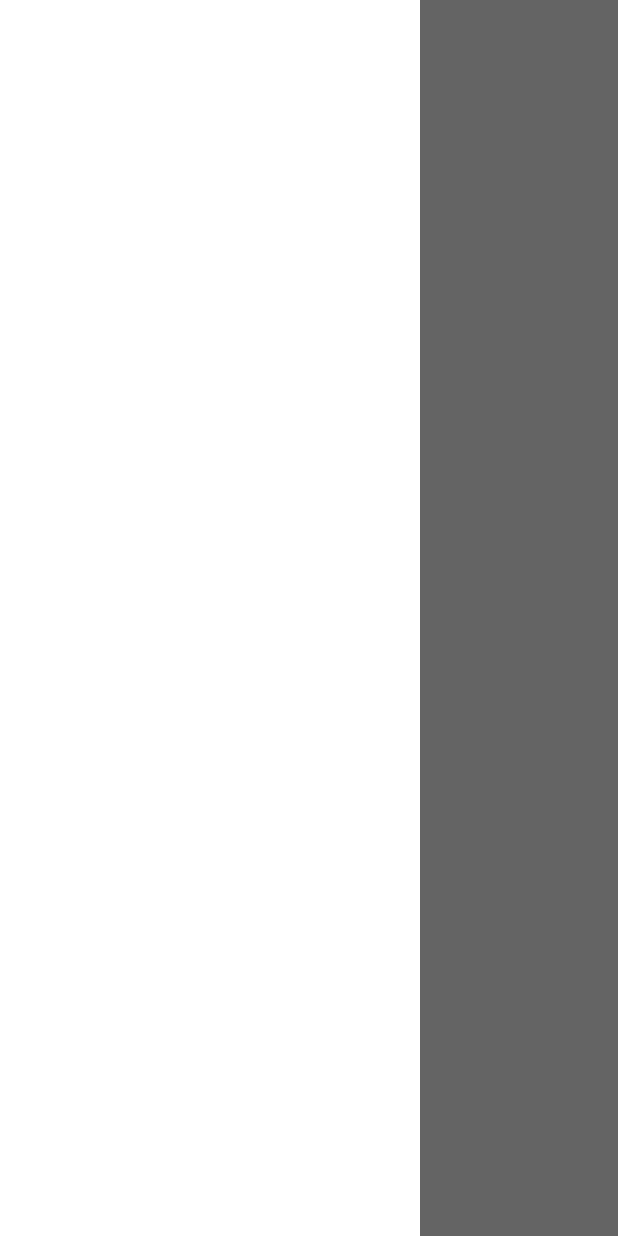
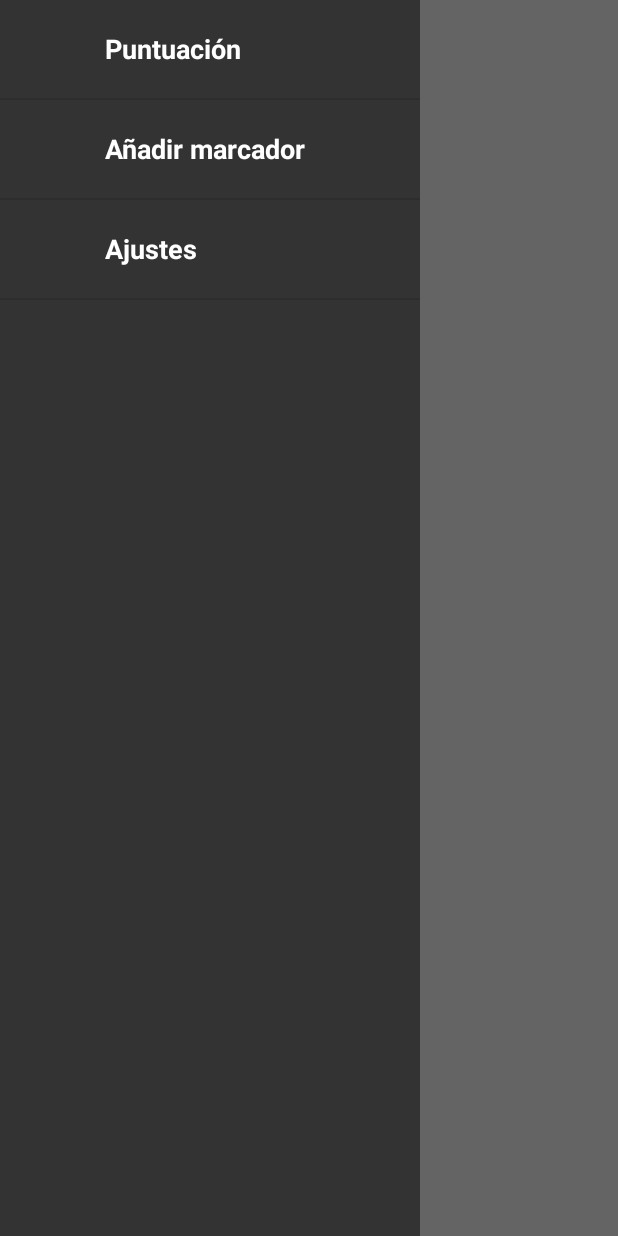
Before and after one commit to aitor422/arquitecturadelsoftware, an Android app: the screen it shows after launch (MainActivity), with the side drawer open, on a phone screen of 412 x 824 dp. Run offline under Robolectric (Android 15) with nearby library versions, the light colour scheme and no system bars; plain views replace MapView; 5 statements that could not run were skipped.

Commit message:
Lista actividades funcionando

```diff
--- a/CulturApp/app/build.gradle
+++ b/CulturApp/app/build.gradle
@@ -19,12 +19,6 @@ android {
     }
 }
 
-dependencies {
-    compile files('libs/bolts-tasks-1.4.0.jar')
-    compile files('libs/parse-android-1.13.0.jar')
-    compile files('libs/parse-androidUI-Widget.jar')
-}
-
 repositories {
     mavenCentral()
 }
--- a/CulturApp/app/src/main/java/com/micompany/culturapp/MainActivity.java
+++ b/CulturApp/app/src/main/java/com/micompany/culturapp/MainActivity.java
@@ -1,11 +1,26 @@
 package com.micompany.culturapp;
 
 
+        import android.content.Context;
+        import android.content.Intent;
         import android.location.Location;
         import android.location.LocationListener;
         import android.location.LocationManager;
+        import android.support.v4.widget.DrawerLayout;
+        import android.support.v7.app.ActionBarDrawerToggle;
+        import android.view.LayoutInflater;
+        import android.view.ViewGroup;
+        import android.widget.AdapterView;
+        import android.widget.ImageView;
+        import android.widget.ListView;
+        import android.widget.RelativeLayout;
+        import android.widget.TextView;
+        import android.view.View;
         import android.support.v7.app.AppCompatActivity;
         import android.os.Bundle;
+        import android.widget.BaseAdapter;
+
+
 
         import com.mapbox.mapboxsdk.MapboxAccountManager;
         import com.mapbox.mapboxsdk.camera.CameraUpdateFactory;
@@ -14,10 +29,37 @@ package com.micompany.culturapp;
         import com.mapbox.mapboxsdk.maps.MapboxMap;
         import com.mapbox.mapboxsdk.maps.OnMapReadyCallback;
 
+        import java.util.ArrayList;
+
 public class MainActivity extends AppCompatActivity {
 
     private MapView mapView = null;
     private MapboxMap mapboxMap = null;
+    ArrayList<NavItem> mNavItems = new ArrayList<NavItem>();
+    ListView mDrawerList;
+    RelativeLayout mDrawerPane;
+    private ActionBarDrawerToggle mDrawerToggle;
+    private DrawerLayout mDrawerLayout;
+
+    /*
+    * Called when a particular item from the navigation drawer
+    * is selected.
+    * */
+    private void selectItemFromDrawer(int position) {
+        Intent intent;
+        switch (position) {
+            case 1:
+                intent = new Intent(this, Puntuacion.class);
+                break;
+            case 2:
+                intent = new Intent(this, Anadir.class);
+                break;
+            default:
+                intent = new Intent(this, Ajustes.class);
+                break;
+        }
+        startActivity(intent);
+    }
 
     @Override
     protected void onCreate(Bundle savedInstanceState) {
@@ -32,6 +74,26 @@ public class MainActivity extends AppCompatActivity {
             public void onMapReady(MapboxMap map) {
                 mapboxMap = map;
                 //     mapboxMap.moveCamera(CameraUpdateFactory.newLatLngZoom(new LatLng(43.26977, 5.39592), 10));
+            }
+        });
+        mNavItems.add(new NavItem("Puntuación"/*, "Meetup destination", R.drawable.ic_action_home*/));
+        mNavItems.add(new NavItem("Añadir marcador"/*, "Change your preferences", R.drawable.ic_action_settings*/));
+        mNavItems.add(new NavItem("Ajustes"/*, "Get to know about us", R.drawable.ic_action_about*/));
+
+        // DrawerLayout
+        mDrawerLayout = (DrawerLayout) findViewById(R.id.drawerLayout);
+
+        // Populate the Navigtion Drawer with options
+        mDrawerPane = (RelativeLayout) findViewById(R.id.drawerPane);
+        mDrawerList = (ListView) findViewById(R.id.navList);
+        DrawerListAdapter adapter = new DrawerListAdapter(this, mNavItems);
+        mDrawerList.setAdapter(adapter);
+
+        // Drawer Item click listeners
+        mDrawerList.setOnItemClickListener(new AdapterView.OnItemClickListener() {
+            @Override
+            public void onItemClick(AdapterView<?> parent, View view, int position, long id) {
+                selectItemFromDrawer(position);
             }
         });
     }
@@ -65,5 +127,65 @@ public class MainActivity extends AppCompatActivity {
         super.onLowMemory();
         mapView.onLowMemory();
     }
+    class NavItem {
+        String mTitle;
+        //String mSubtitle;
+        //int mIcon;
+
+        public NavItem(String title/*, String subtitle, int icon*/) {
+            mTitle = title;
+            //mSubtitle = subtitle;
+            //mIcon = icon;
+        }
+    }
+
+    class DrawerListAdapter extends BaseAdapter {
+
+        Context mContext;
+        ArrayList<NavItem> mNavItems;
+
+        public DrawerListAdapter(Context context, ArrayList<NavItem> navItems) {
+            mContext = context;
+            mNavItems = navItems;
+        }
+
+        @Override
+        public int getCount() {
+            return mNavItems.size();
+        }
+
+        @Override
+        public Object getItem(int position) {
+            return mNavItems.get(position);
+        }
+
+        @Override
+        public long getItemId(int position) {
+            return 0;
+        }
+
+        @Override
+        public View getView(int position, View convertView, ViewGroup parent) {
+            View view;
+
+            if (convertView == null) {
+                LayoutInflater inflater = (LayoutInflater) mContext.getSystemService(Context.LAYOUT_INFLATER_SERVICE);
+                view = inflater.inflate(R.layout.drawer_item, null);
+            }
+            else {
+                view = convertView;
+            }
+
+            TextView titleView = (TextView) view.findViewById(R.id.title);
+            //TextView subtitleView = (TextView) view.findViewById(R.id.subTitle);
+            ImageView iconView = (ImageView) view.findViewById(R.id.icon);
+
+            titleView.setText( mNavItems.get(position).mTitle );
+            //subtitleView.setText( mNavItems.get(position).mSubtitle );
+            //iconView.setImageResource(mNavItems.get(position).mIcon);
+
+            return view;
+        }
+    }
 
 }
--- a/CulturApp/app/src/main/res/layout/activity_main.xml
+++ b/CulturApp/app/src/main/res/layout/activity_main.xml
@@ -43,7 +43,7 @@ android:layout_height="match_parent">
         android:layout_width="280dp"
         android:layout_height="match_parent"
         android:choiceMode="singleChoice"
-        android:background="#ffffffff" />
+        android:background="#333" />
 
 </RelativeLayout>
 
--- /dev/null
+++ b/CulturApp/app/src/main/res/layout/drawer_item.xml
@@ -0,0 +1,34 @@
+<?xml version="1.0" encoding="utf-8"?>
+<RelativeLayout xmlns:android="http://schemas.android.com/apk/res/android"
+    android:layout_width="match_parent"
+    android:layout_height="match_parent"
+    android:paddingTop="10dp"
+    android:paddingBottom="10dp">
+
+    <!--android:src="@drawable/ic_action_home" para poner la imagen-->
+    <ImageView
+        android:id="@+id/icon"
+        android:layout_width="40dp"
+        android:layout_height="40dp"
+
+        android:layout_alignParentLeft="true"
+        android:layout_alignParentStart="true"
+        android:layout_marginRight="20dp"
+        android:layout_marginLeft="10dp"
+        android:layout_marginTop="5dp"
+        />
+
+    <TextView
+        android:id="@+id/title"
+        android:layout_width="wrap_content"
+        android:layout_height="wrap_content"
+        android:textSize="18sp"
+        android:gravity="center_vertical"
+        android:textColor="#fff"
+        android:text="Line 1"
+        android:textStyle="bold"
+        android:layout_marginTop="10dp"
+        android:layout_toRightOf="@+id/icon"
+        android:layout_toEndOf="@+id/icon" />
+
+</RelativeLayout>
```
